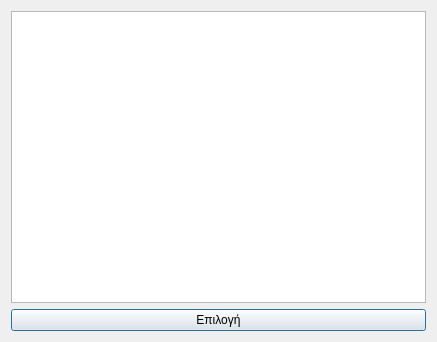
The window that ui/3_Progress/ProgressScreen.ui (F1l14/Software-Engineering-2025) describes before a commit, drawn with Qt 5.
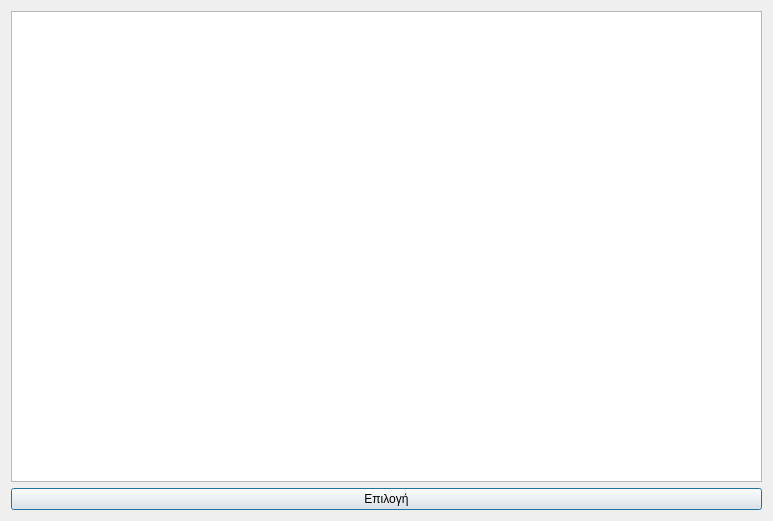
The same window after the commit.

```diff
--- a/ui/3_Progress/ProgressScreen.ui
+++ b/ui/3_Progress/ProgressScreen.ui
@@ -6,8 +6,8 @@
    <rect>
     <x>0</x>
     <y>0</y>
-    <width>437</width>
-    <height>342</height>
+    <width>773</width>
+    <height>521</height>
    </rect>
   </property>
   <property name="sizePolicy">
```
Left out of the diff: 6 changed lines with no effect on the pictures.
